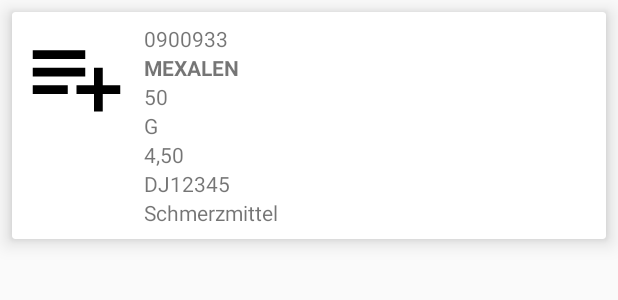
After one commit to kafe09/MEDI, an Android app: the layout medikamentensuche.xml on its own in the app's theme, with its tools: preview values and no code run, on a phone screen of 412 x 824 dp. The commit adds this screen. Shown: the top 300 px of the screen. Run offline under Robolectric (Android 15) with nearby library versions, the phone set to English and light mode, and no system bars.

Commit message:
Medikamenten excel Datenbankanbindung + Service (Background) + Google Kathi

```diff
--- a/app/src/main/AndroidManifest.xml
+++ b/app/src/main/AndroidManifest.xml
@@ -42,7 +42,8 @@
         <activity android:name=".passwortActivity" />
         <activity android:name=".HausapothekeMenuActivity" />
         <activity android:name=".MedikamentHinzufugenActivity" />
-        <activity android:name=".MedEinnahmeActivitiy"></activity>
+        <activity android:name=".MedEinnahmeActivitiy"/>
+        <activity android:name=".MedikamentenAdd"></activity>
 
         <!-- Declaring Service in Manifest -->
         <service
--- a/app/src/main/java/com/example/katharinafeiertag/mediary/HausapothekeMenuActivity.java
+++ b/app/src/main/java/com/example/katharinafeiertag/mediary/HausapothekeMenuActivity.java
@@ -21,7 +21,7 @@ public class HausapothekeMenuActivity extends AppCompatActivity {
 
     //klick auf hinzufügen-Button
     public void onHinzufügenClick(View v) {
-        Intent hpIntent = new Intent(this, MedikamentHinzufugenActivity.class);
+        Intent hpIntent = new Intent(this, MedikamentenAdd.class);
         startActivity(hpIntent);
     }
 
--- a/app/src/main/java/com/example/katharinafeiertag/mediary/Login2Activity.java
+++ b/app/src/main/java/com/example/katharinafeiertag/mediary/Login2Activity.java
@@ -10,6 +10,7 @@ import android.os.Build;
 import android.os.Bundle;
 import android.support.v4.content.ContextCompat;
 import android.support.v7.app.AppCompatActivity;
+import android.util.Log;
 import android.view.View;
 import android.widget.EditText;
 import android.widget.ImageView;
--- a/app/src/main/java/com/example/katharinafeiertag/mediary/MedikamentHinzufugenActivity.java
+++ b/app/src/main/java/com/example/katharinafeiertag/mediary/MedikamentHinzufugenActivity.java
@@ -16,11 +16,15 @@ import android.widget.Toast;
 import android.widget.Button;
 
 
+import java.io.IOException;
 import java.io.InputStream;
+import java.util.ArrayList;
+import java.util.List;
 
 import jxl.Cell;
 import jxl.Sheet;
 import jxl.Workbook;
+import jxl.read.biff.BiffException;
 
 public class MedikamentHinzufugenActivity extends AppCompatActivity {
 
@@ -48,6 +52,7 @@ public class MedikamentHinzufugenActivity extends AppCompatActivity {
     }
 
     public void anzeigen(View v) {
+
 
         int wartezeit;
 
--- /dev/null
+++ b/app/src/main/res/drawable/add.xml
@@ -0,0 +1,9 @@
+<vector xmlns:android="http://schemas.android.com/apk/res/android"
+        android:width="24dp"
+        android:height="24dp"
+        android:viewportWidth="24.0"
+        android:viewportHeight="24.0">
+    <path
+        android:fillColor="#FF000000"
+        android:pathData="M14,10L2,10v2h12v-2zM14,6L2,6v2h12L14,6zM18,14v-4h-2v4h-4v2h4v4h2v-4h4v-2h-4zM2,16h8v-2L2,14v2z"/>
+</vector>
--- /dev/null
+++ b/app/src/main/res/layout/medikamentensuche.xml
@@ -0,0 +1,101 @@
+<?xml version="1.0" encoding="utf-8"?>
+<android.support.v7.widget.CardView
+    xmlns:android="http://schemas.android.com/apk/res/android"
+    xmlns:app="http://schemas.android.com/apk/res-auto"
+
+    android:layout_width="match_parent"
+    android:layout_height="wrap_content"
+    app:cardElevation="8dp"
+    android:layout_margin="8dp">
+
+    <LinearLayout
+        android:layout_width="match_parent"
+        android:layout_height="wrap_content"
+        android:orientation="horizontal"
+        android:layout_margin="8dp"
+        android:background="@android:color/white">
+
+        <ImageView
+            android:layout_width="70dp"
+            android:layout_height="70dp"
+            android:src="@drawable/add"/>
+
+        <LinearLayout
+            android:layout_width="0dp"
+            android:layout_height="wrap_content"
+            android:layout_weight="9"
+            android:orientation="vertical">
+
+
+            <TextView
+                android:id="@+id/pharmaId"
+                android:layout_width="wrap_content"
+                android:layout_height="wrap_content"
+                android:layout_marginLeft="10dp"
+                android:gravity="center_vertical|start"
+                android:text="0900933"
+                />
+
+            <TextView
+                android:id="@+id/name"
+                android:layout_width="wrap_content"
+                android:layout_height="wrap_content"
+                android:layout_marginLeft="10dp"
+                android:gravity="center_vertical|start"
+                android:textAllCaps="true"
+                android:textStyle="bold"
+                android:text="Mexalen"
+                />
+
+            <TextView
+                android:id="@+id/menge"
+                android:layout_width="wrap_content"
+                android:layout_height="wrap_content"
+                android:layout_marginLeft="10dp"
+                android:gravity="center_vertical|start"
+                android:text="50"
+                />
+            //String pharmaId,name,menge,art,preis,code,bezeichnung;
+
+            <TextView
+                android:id="@+id/art"
+                android:layout_width="wrap_content"
+                android:layout_height="wrap_content"
+                android:layout_marginLeft="10dp"
+                android:gravity="center_vertical|start"
+                android:text="G"
+                />
+
+            <TextView
+                android:id="@+id/preis"
+                android:layout_width="wrap_content"
+                android:layout_height="wrap_content"
+                android:layout_marginLeft="10dp"
+                android:gravity="center_vertical|start"
+                android:text="4,50"
+                />
+
+            <TextView
+                android:id="@+id/code"
+                android:layout_width="wrap_content"
+                android:layout_height="wrap_content"
+                android:layout_marginLeft="10dp"
+                android:gravity="center_vertical|start"
+                android:text="DJ12345"
+                />
+
+            <TextView
+                android:id="@+id/bezeichnung"
+                android:layout_width="wrap_content"
+                android:layout_height="wrap_content"
+                android:layout_marginLeft="10dp"
+                android:gravity="center_vertical|start"
+                android:text="Schmerzmittel"
+                />
+
+
+        </LinearLayout>
+
+        </LinearLayout>
+
+</android.support.v7.widget.CardView>
--- a/app/src/main/res/values/styles.xml
+++ b/app/src/main/res/values/styles.xml
@@ -2,7 +2,7 @@
 
     <!-- Base application theme. -->
 
-        <style name="AppTheme" parent="Theme.AppCompat.Light.DarkActionBar">
+        <style name="AppTheme" parent="Theme.AppCompat.Light.NoActionBar">
         <!-- Customize your theme here. -->
         <item name="colorPrimary">@color/colorPrimary</item>
         <item name="colorPrimaryDark">@color/colorPrimaryDark</item>
--- a/build.gradle
+++ b/build.gradle
@@ -20,7 +20,7 @@ allprojects {
         google()
         jcenter()
         maven {
-            url "https://maven.google.com"
+            url "https://jitpack.io"
         }
     }
 }
```
Also changed, not shown: app/build.gradle (+11 -1 lines), app/src/main/java/com/example/katharinafeiertag/mediary/Drugs.java (added, +78 -0 lines), app/src/main/java/com/example/katharinafeiertag/mediary/DrugsDatabase.java (added, +101 -0 lines), app/src/main/java/com/example/katharinafeiertag/mediary/MedikamentenAdd.java (added, +107 -0 lines), app/src/main/java/com/example/katharinafeiertag/mediary/SearchAdapter.java (added, +67 -0 lines), app/src/main/res/layout/activity_medikamentenadd.xml (added, +24 -0 lines), app/src/main/res/layout/activity_medikamenthinzufugen.xml (+4 -3 lines), app/src/main/Assets/drugs.csv (added), 1 other file.
